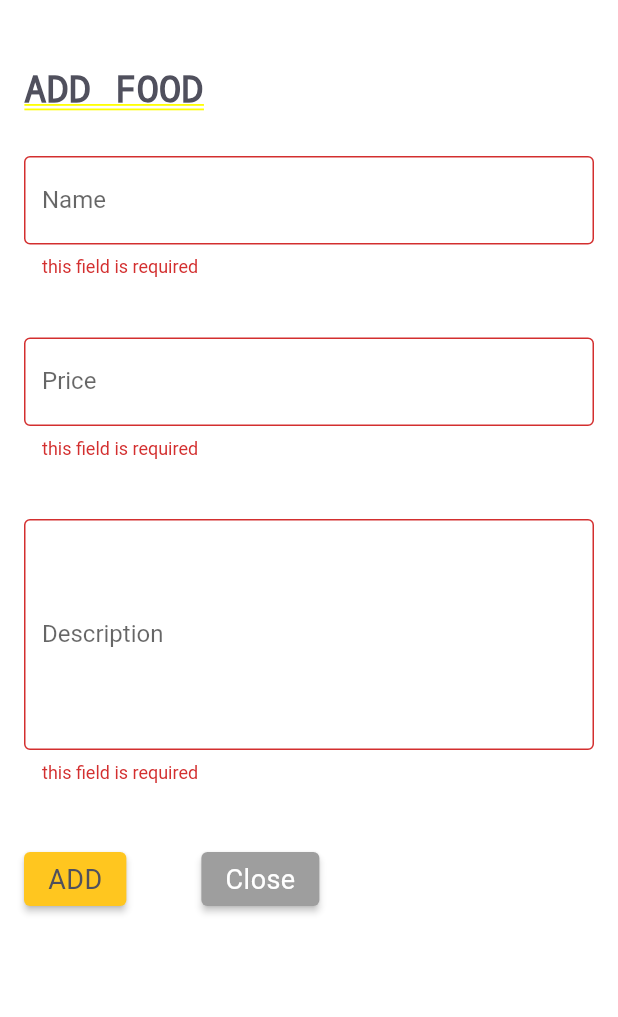
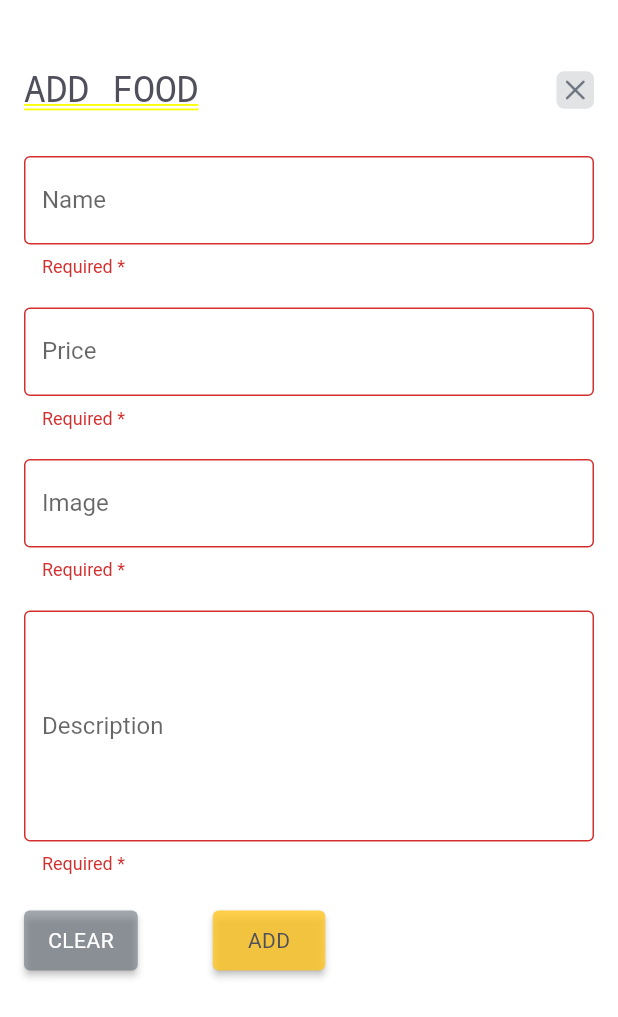
Before and after one commit to PhurbaGyalzen/Byte-Bistro, a Flutter app: the AddFood screen opened by its route, after a tap on "ADD", on a phone screen of 412 x 824 dp. Shown: the top 1017 px of the screen. Run offline on Flutter 3.47's test engine with Material 2 defaults, Android fonts, the phone set to English and light mode, and no system bars; our stand-ins replace flutter_dotenv, form_field_validator, get, shared_preferences, socket_io_client; missing offline and left inert: hidable, qr_code_scanner; accounts and stored records are empty; network calls fail.

Commit message:
feat: :sparkles: add alert dialog on cross image

```diff
--- a/byte_bistro/lib/Screens/admin/widgets/add_food.dart
+++ b/byte_bistro/lib/Screens/admin/widgets/add_food.dart
@@ -1,5 +1,6 @@
 import 'dart:io';
 
+import 'package:byte_bistro/Screens/admin/widgets/admin_dashboard.dart';
 import 'package:byte_bistro/constants/colors.dart';
 import 'package:byte_bistro/controller/food_controller.dart';
 import 'package:flutter/material.dart';
@@ -19,6 +20,7 @@ class AddFood extends StatefulWidget {
 class _AddFoodState extends State<AddFood> {
   final nameController = TextEditingController();
   final priceController = TextEditingController();
+  final imageController = TextEditingController();
   final descriptionController = TextEditingController();
   File? image;
 
@@ -27,6 +29,7 @@ class _AddFoodState extends State<AddFood> {
     super.initState();
     nameController.addListener(() => setState(() {}));
     priceController.addListener(() => setState(() {}));
+    imageController.addListener(() => setState(() {}));
     descriptionController.addListener(() => setState(() {}));
   }
 
@@ -59,24 +62,74 @@ class _AddFoodState extends State<AddFood> {
                   top: 30,
                   bottom: 30,
                 ),
-                child: Text(
-                  'ADD FOOD',
-                  style: TextStyle(
-                    fontSize: 24,
-                    fontWeight: FontWeight.bold,
-                    letterSpacing: 0.5,
-                    wordSpacing: 0.5,
-                    color: kTextColor,
-                  ),
+                child: Row(
+                  mainAxisAlignment: MainAxisAlignment.spaceBetween,
+                  children: [
+                    Text(
+                      'ADD FOOD',
+                      style: TextStyle(
+                        fontSize: 24,
+                        fontWeight: FontWeight.w300,
+                        letterSpacing: 0.1,
+                        wordSpacing: 0.2,
+                        color: kTextColor,
+                      ),
+                    ),
+                    GestureDetector(
+                      onTap: () => showDialog(
+                          barrierDismissible: false,
+                          context: context,
+                          builder: (context) {
+                            return AlertDialog(
+                              title: Text('Confirm Navigation'),
+                              content: Text(
+                                  'Are you sure you want to leave this window?'),
+                              actions: [
+                                TextButton(
+                                    onPressed: () {
+                                      Get.back();
+                                    },
+                                    child: Text('Cancel')),
+                                TextButton(
+                                  onPressed: () {
+                                    Get.off(() => AdminDashboard());
+                                  },
+                                  child: Text(
+                                    'Leave',
+                                    style: TextStyle(color: Colors.red),
+                                  ),
+                                ),
+                              ],
+                            );
+                          }),
+                      child: Container(
+                        decoration: BoxDecoration(
+                          borderRadius: BorderRadius.circular(5),
+                          color: kTextLightColor.withOpacity(0.2),
+                        ),
+                        child: Image(
+                          height: 25,
+                          width: 25,
+                          fit: BoxFit.cover,
+                          image: AssetImage('assets/images/cross.png'),
+                          color: kTextLightColor,
+                        ),
+                      ),
+                    )
+                  ],
                 ),
               ),
               nameField(),
               SizedBox(
-                height: 40,
+                height: 20,
               ),
               priceField(),
               SizedBox(
-                height: 40,
+                height: 20,
+              ),
+              imageField(),
+              SizedBox(
+                height: 20,
               ),
               descriptionField(),
               // ElevatedButton(
@@ -106,21 +159,47 @@ class _AddFoodState extends State<AddFood> {
               //   ),
               // ),
               SizedBox(
-                height: 40,
+                height: 20,
               ),
               Row(
                 children: [
                   ElevatedButton(
                     style: ElevatedButton.styleFrom(
-                      primary: kPrimary,
+                      primary: kTextLightColor.withOpacity(0.6),
                       onPrimary: kTextColor,
+                      minimumSize: Size(50, 40),
+                    ),
+                    onPressed: () => {
+                      nameController.clear(),
+                      priceController.clear(),
+                      imageController.clear(),
+                      descriptionController.clear(),
+                    },
+                    child: Text(
+                      'CLEAR',
+                      style: TextStyle(
+                          fontSize: 14,
+                          letterSpacing: 0.3,
+                          color: Colors.white),
+                      textAlign: TextAlign.center,
+                    ),
+                  ),
+                  SizedBox(
+                    width: 50,
+                  ),
+                  ElevatedButton(
+                    style: ElevatedButton.styleFrom(
+                      primary: kPrimary.withOpacity(0.8),
+                      onPrimary: kTextColor,
+                      minimumSize: Size(75, 40),
                     ),
                     onPressed: () async {
                       if (formKey.currentState?.validate() == true) {
                         Map<String, dynamic> data = {
                           "name": nameController.text,
                           "price": priceController.text,
-                          "description": descriptionController.text
+                          "description": descriptionController.text,
+                          "image": imageController.text,
                         };
 
                         String response = await foodController.addFood(data);
@@ -150,25 +229,10 @@ class _AddFoodState extends State<AddFood> {
                     },
                     child: Text(
                       'ADD',
-                      style: TextStyle(fontSize: 18, letterSpacing: 0.3),
+                      style: TextStyle(fontSize: 14, letterSpacing: 0.3),
                       textAlign: TextAlign.center,
                     ),
                   ),
-                  SizedBox(
-                    width: 50,
-                  ),
-                  ElevatedButton(
-                    style: ElevatedButton.styleFrom(
-                      primary: Colors.grey,
-                      onPrimary: Colors.white,
-                    ),
-                    onPressed: () => Get.back(),
-                    child: Text(
-                      'Close',
-                      style: TextStyle(fontSize: 18, letterSpacing: 0.3),
-                      textAlign: TextAlign.center,
-                    ),
-                  )
                 ],
               ),
             ],
@@ -195,7 +259,7 @@ class _AddFoodState extends State<AddFood> {
               ),
       ),
       validator: MultiValidator([
-        RequiredValidator(errorText: 'this field is required'),
+        RequiredValidator(errorText: 'Required *'),
       ]),
     );
   }
@@ -219,7 +283,31 @@ class _AddFoodState extends State<AddFood> {
               ),
       ),
       validator: MultiValidator([
-        RequiredValidator(errorText: 'this field is required'),
+        RequiredValidator(errorText: 'Required *'),
+      ]),
+    );
+  }
+
+  TextFormField imageField() {
+    return TextFormField(
+      autovalidateMode: AutovalidateMode.onUserInteraction,
+      controller: imageController,
+      textInputAction: TextInputAction.done,
+      keyboardType: TextInputType.emailAddress,
+      decoration: InputDecoration(
+        border: OutlineInputBorder(),
+        label: Text('Image'),
+        suffixIcon: imageController.text.isEmpty
+            ? Container(
+                width: 0,
+              )
+            : IconButton(
+                icon: Icon(Icons.close),
+                onPressed: () => imageController.clear(),
+              ),
+      ),
+      validator: MultiValidator([
+        RequiredValidator(errorText: 'Required *'),
       ]),
     );
   }
@@ -246,7 +334,7 @@ class _AddFoodState extends State<AddFood> {
               ),
       ),
       validator: MultiValidator([
-        RequiredValidator(errorText: 'this field is required'),
+        RequiredValidator(errorText: 'Required *'),
       ]),
     );
   }
--- a/byte_bistro/lib/Screens/home/models/food_model.dart
+++ b/byte_bistro/lib/Screens/home/models/food_model.dart
@@ -4,9 +4,11 @@
 
 import 'dart:convert';
 
-List<Food> foodFromJson(String str) => List<Food>.from(json.decode(str).map((x) => Food.fromJson(x)));
+List<Food> foodFromJson(String str) =>
+    List<Food>.from(json.decode(str).map((x) => Food.fromJson(x)));
 
-String foodToJson(List<Food> data) => json.encode(List<dynamic>.from(data.map((x) => x.toJson())));
+String foodToJson(List<Food> data) =>
+    json.encode(List<dynamic>.from(data.map((x) => x.toJson())));
 
 class Food {
   Food({
@@ -14,6 +16,7 @@ class Food {
     required this.name,
     required this.price,
     required this.description,
+    required this.image,
     required this.categories,
     required this.isAvailable,
     required this.ingredients,
@@ -26,6 +29,7 @@ class Food {
   String name;
   int price;
   String description;
+  String image;
   List<dynamic> categories;
   bool isAvailable;
   List<dynamic> ingredients;
@@ -38,6 +42,7 @@ class Food {
         name: json["name"],
         price: json["price"],
         description: json["description"],
+        image: json["image"],
         categories: List<dynamic>.from(json["categories"].map((x) => x)),
         isAvailable: json["isAvailable"],
         ingredients: List<dynamic>.from(json["ingredients"].map((x) => x)),
@@ -51,6 +56,7 @@ class Food {
         "name": name,
         "price": price,
         "description": description,
+        "image": image,
         "categories": List<dynamic>.from(categories.map((x) => x)),
         "isAvailable": isAvailable,
         "ingredients": List<dynamic>.from(ingredients.map((x) => x)),
--- a/byte_bistro/lib/Services/food_services.dart
+++ b/byte_bistro/lib/Services/food_services.dart
@@ -17,7 +17,7 @@ class FoodService {
         return Future.error('Internal Server Error');
       }
     } catch (err) {
-      return Future.error(' Error fetching data');
+      return Future.error(' Error fetching data $err');
     }
   }
 
```
Also changed, not shown: byte_bistro/lib/Screens/admin/widgets/admin_dashboard.dart (+8 -2 lines), byte_bistro/lib/Screens/admin/widgets/view_food.dart (+12 -3 lines), byte_bistro/assets/images/cross.png (added), 2 other files. Lines whose indentation alone changed are shown as unchanged.
